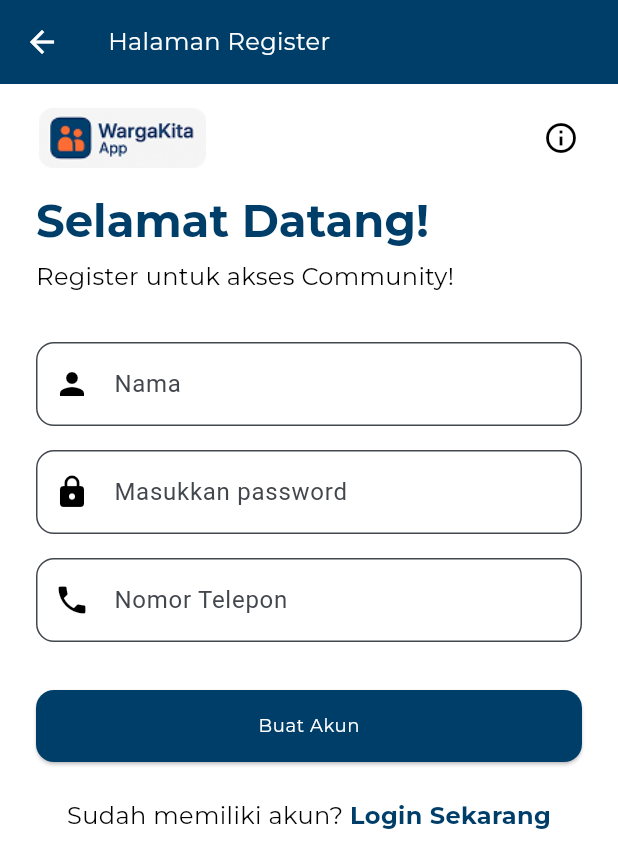
After one commit to NaufalFadhiil/WargaKitaAPP, a Flutter app: the RegisterScreen screen opened directly, on a phone screen of 412 x 824 dp. The commit adds this screen. Shown: the top 868 px of the screen. Run offline on Flutter 3.47's test engine with Material 3 defaults, Android fonts, the phone set to English and light mode, and no system bars; project files that could hold a hidden picture were left out.

Commit message:
Feat/register screen (#2)
* Pembuatan Halaman Register (tanpa logika)

* Pembuatan Halaman Register (tanpa logika) fix

```diff
--- a/lib/main.dart
+++ b/lib/main.dart
@@ -1,5 +1,6 @@
 import 'package:flutter/material.dart';
 import 'package:warga_kita_app/style/theme/wargakita_theme.dart';
+
 
 void main() {
   runApp(const MyApp());
--- /dev/null
+++ b/lib/screen/register_screen.dart
@@ -0,0 +1,136 @@
+import 'package:flutter/material.dart';
+
+class RegisterScreen extends StatelessWidget {
+  const RegisterScreen({super.key});
+
+  @override
+  Widget build(BuildContext context) {
+    return Scaffold(
+      appBar: AppBar(
+        title: Text('Halaman Register',
+          style: Theme.of(context).textTheme.bodyMedium?.copyWith(color: Colors.white),
+
+        ),
+      ),
+      body: SingleChildScrollView(
+        padding: const EdgeInsets.symmetric(horizontal: 24.0, vertical: 16.0),
+        child: Column(
+          crossAxisAlignment: CrossAxisAlignment.start,
+          children: [
+            Row(
+              mainAxisAlignment: MainAxisAlignment.spaceBetween,
+              children: [
+                Padding(
+                  padding: const EdgeInsets.only(left: 2.0),
+                  child: Image.asset(
+                    'assets/images/logo+name.png',
+                    height: 40,
+
+                  ),
+                ),
+                Padding(
+                  padding: const EdgeInsets.only(right: 2.0),
+                  child: Icon(Icons.info_outline, color: Theme.of(context).colorScheme.onSurface),
+                ),
+              ],
+            ),
+            const SizedBox(height: 16),
+            Text(
+              'Selamat Datang!',
+              style: Theme.of(context).textTheme.headlineLarge,
+            ),
+            const SizedBox(height: 8),
+            Text(
+              'Register untuk akses Community!',
+              style: Theme.of(context).textTheme.bodyMedium,
+            ),
+            const SizedBox(height: 32),
+            TextFormField(
+              decoration: InputDecoration(
+                prefixIcon: Icon(Icons.person, color: Theme.of(context).colorScheme.onSurface),
+                labelText: 'Nama',
+                border: const OutlineInputBorder(
+                  borderRadius: BorderRadius.all(Radius.circular(12)),
+                  borderSide: BorderSide(width: 1.0),
+
+                ),
+                filled: true,
+                fillColor: Theme.of(context).scaffoldBackgroundColor,
+              ),
+            ),
+            const SizedBox(height: 16),
+            TextFormField(
+              obscureText: true,
+              decoration: InputDecoration(
+                prefixIcon: Icon(Icons.lock, color: Theme.of(context).colorScheme.onSurface),
+                labelText: 'Masukkan password',
+                border: const OutlineInputBorder(
+                  borderRadius: BorderRadius.all(Radius.circular(12)),
+                  borderSide: BorderSide(width: 1.0),
+                ),
+                filled: true,
+                fillColor: Theme.of(context).scaffoldBackgroundColor,
+              ),
+            ),
+            const SizedBox(height: 16),
+            TextFormField(
+              keyboardType: TextInputType.phone,
+              decoration: InputDecoration(
+                prefixIcon: Icon(Icons.phone, color: Theme.of(context).colorScheme.onSurface),
+                labelText: 'Nomor Telepon',
+                border: const OutlineInputBorder(
+                  borderRadius: BorderRadius.all(Radius.circular(12)),
+                  borderSide: BorderSide(width: 1.0),
+                ),
+                filled: true,
+                fillColor: Theme.of(context).scaffoldBackgroundColor,
+              ),
+            ),
+            const SizedBox(height: 32),
+            SizedBox(
+              width: double.infinity,
+              child: ElevatedButton(
+                onPressed: () {
+                  // logika registrasi
+                },
+                style: ElevatedButton.styleFrom(
+                  backgroundColor: Theme.of(context).colorScheme.primary,
+                  padding: const EdgeInsets.symmetric(vertical: 16),
+                  shape: RoundedRectangleBorder(
+                    borderRadius: BorderRadius.circular(12),
+                  ),
+                ),
+                child: Text(
+                  'Buat Akun',
+                  style: Theme.of(context).textTheme.bodySmall!.copyWith(color: Theme.of(context).colorScheme.onPrimary),
+                ),
+              ),
+            ),
+            const SizedBox(height: 24),
+            Row(
+              mainAxisAlignment: MainAxisAlignment.center,
+              children: [
+                Text(
+                  'Sudah memiliki akun? ',
+                  style: Theme.of(context).textTheme.bodyMedium!.copyWith(color: Theme.of(context).colorScheme.onSurface),
+                ),
+                GestureDetector(
+                  onTap: () {
+                    // navigasi ke halaman login
+                  },
+                  child: Text(
+                    'Login Sekarang',
+                    style: TextStyle(
+                      color: Theme.of(context).colorScheme.primary,
+                      fontWeight: FontWeight.bold,
+                    ),
+                  ),
+                ),
+              ],
+            ),
+          ],
+        ),
+      ),
+    );
+  }
+}
--- a/pubspec.yaml
+++ b/pubspec.yaml
@@ -64,6 +64,9 @@ flutter:
   #   - images/a_dot_burr.jpeg
   #   - images/a_dot_ham.jpeg
 
+    - assets/images/logo.png
+    - assets/images/logo+name.png
+
   # An image asset can refer to one or more resolution-specific "variants", see
   # https://flutter.dev/to/resolution-aware-images
 
```
Also changed, not shown: assets/images/logo+name.png (added), assets/images/logo.png (added).
